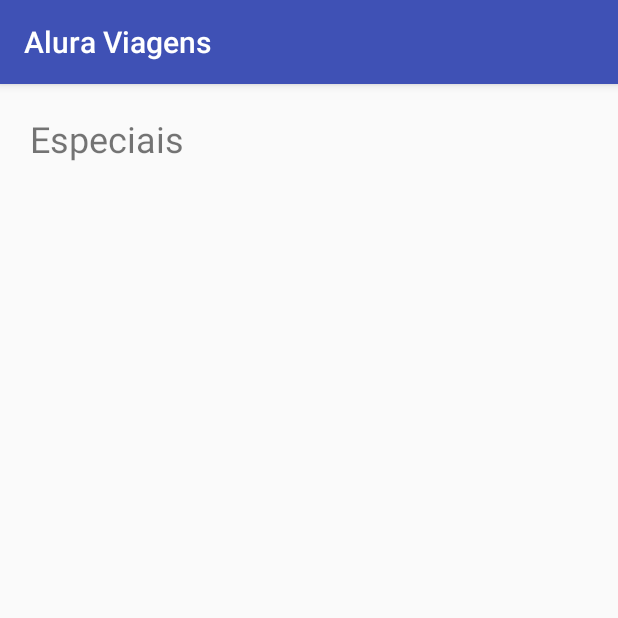
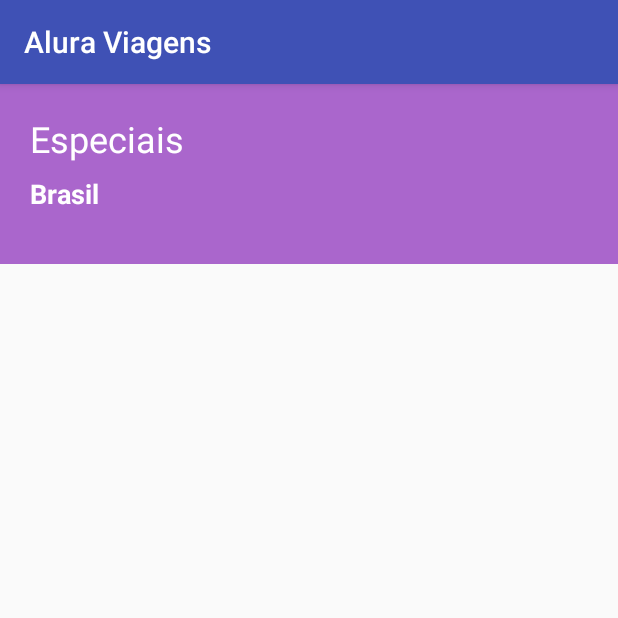
Before and after one commit to JoseAlan/android-design, an Android app: the screen it shows after launch (ListaPacotesActivity), on a phone screen of 412 x 824 dp, the top half of it. Run offline under Robolectric (Android 15) with nearby library versions, the phone set to English and light mode, and no system bars.

Commit message:
Part1 - Criando o banner.

```diff
--- a/Part1/app/src/main/res/layout/activity_lista_pacotes.xml
+++ b/Part1/app/src/main/res/layout/activity_lista_pacotes.xml
@@ -6,10 +6,21 @@
     android:layout_height="match_parent"
     tools:context="br.com.alura.aluraviagens.ui.activity.ListaPacotesActivity">
 
+    <ImageView
+        android:layout_width="0dp"
+        android:layout_height="120dp"
+        app:layout_constraintBottom_toBottomOf="parent"
+        app:layout_constraintEnd_toEndOf="parent"
+        app:layout_constraintStart_toStartOf="parent"
+        app:layout_constraintTop_toTopOf="parent"
+        app:layout_constraintVertical_bias="0.0"
+        app:srcCompat="@android:color/holo_purple" />
+
     <TextView
         android:id="@+id/textView"
         android:layout_width="wrap_content"
         android:layout_height="wrap_content"
+        android:textColor="@android:color/white"
         android:layout_margin="20dp"
         android:text="Especiais"
         android:textSize="24sp"
@@ -19,4 +30,17 @@
         app:layout_constraintStart_toStartOf="parent"
         app:layout_constraintTop_toTopOf="parent"
         app:layout_constraintVertical_bias="0.0" />
+
+    <TextView
+        android:id="@+id/textView3"
+        android:layout_width="wrap_content"
+        android:layout_height="wrap_content"
+        android:textColor="@android:color/white"
+        android:layout_marginTop="8dp"
+        android:text="Brasil"
+        android:textSize="18sp"
+        android:textStyle="bold"
+        app:layout_constraintStart_toStartOf="@+id/textView"
+        app:layout_constraintTop_toBottomOf="@+id/textView" />
+
 </android.support.constraint.ConstraintLayout>
```
